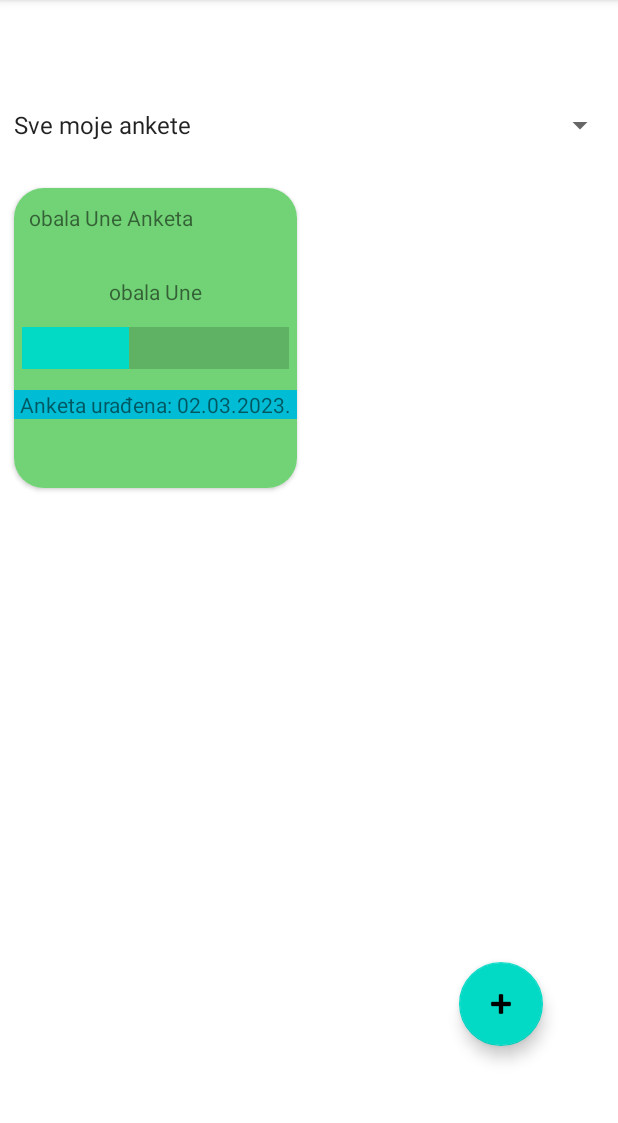
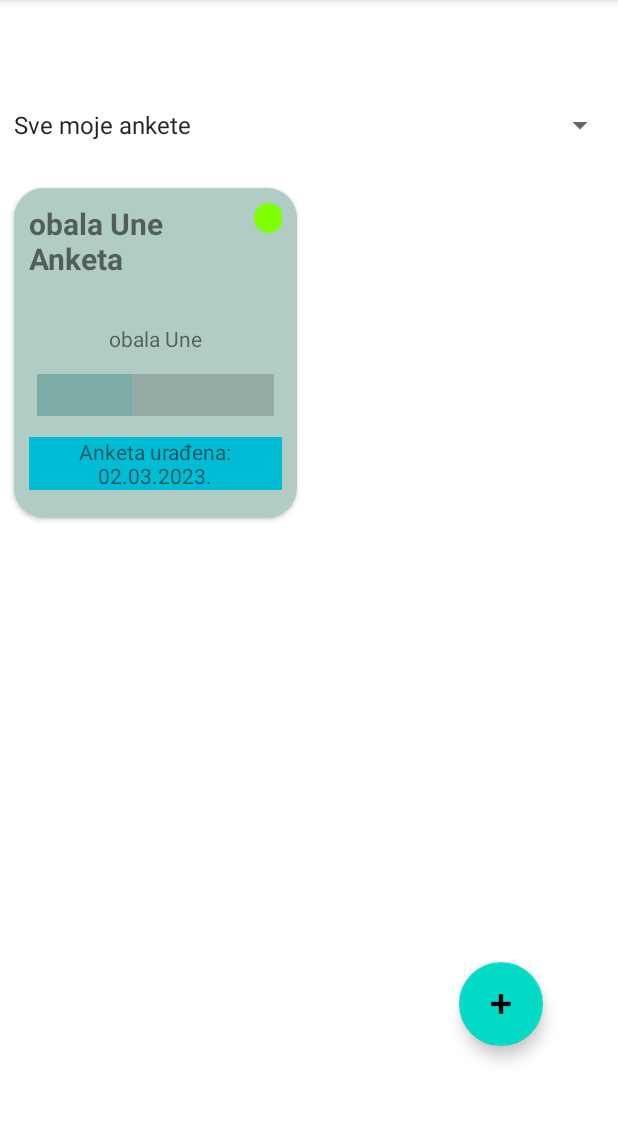
Before and after one commit to nbobic1/rma-spirala, an Android app: the screen it shows after launch (MainActivity), on a phone screen of 412 x 824 dp, the part 84-1207 px from its top. Run offline under Robolectric (Android 15) with nearby library versions, the phone set to English and light mode, and no system bars; libraries missing offline, so code that uses them is left out: java.security.acl.

Commit message:
popravka spinera i dugmeta i krugova

```diff
--- a/app/src/main/java/ba/etf/rma22/projekat/AnketaListAdapter.kt
+++ b/app/src/main/java/ba/etf/rma22/projekat/AnketaListAdapter.kt
@@ -7,6 +7,7 @@ import android.view.ViewGroup
 import android.widget.ImageView
 import android.widget.ProgressBar
 import android.widget.TextView
+import androidx.appcompat.content.res.AppCompatResources.getDrawable
 import androidx.recyclerview.widget.RecyclerView
 import ba.etf.rma22.projekat.data.models.Anketa
 import java.lang.Math.ceil
@@ -42,35 +43,26 @@ class AnketaListAdapter (private var anketaL :List<Anketa>, private val onItemCl
         {
         //plava
             holder.anketaDatum.text="Anketa urađena: "+dateFormat.format(anketaL[position].datumRada)
-            id= context.getResources()
-                .getIdentifier("plava", "drawable", context.getPackageName())
-
+            holder.anketaCircle.background= getDrawable(context,R.drawable.plava)
         }
         else if(date<anketaL[position].datumPocetak)
         {
         //zuta
             holder.anketaDatum.text="Anketa urađena: "+dateFormat.format(anketaL[position].datumPocetak)
-            context.getResources()
-                .getIdentifier("zuta", "drawable", context.getPackageName())
-
+            holder.anketaCircle.background= getDrawable(context,R.drawable.zuta)
         }
         else if(date<anketaL[position].datumKraj)
         {
         //zelena
             holder.anketaDatum.text="Anketa urađena: "+dateFormat.format(anketaL[position].datumKraj)
-            context.getResources()
-                .getIdentifier("zelena", "drawable", context.getPackageName())
-
+            holder.anketaCircle.background= getDrawable(context,R.drawable.zelena)
         }
         else
         {
-         //crvena
+            //crvena
             holder.anketaDatum.text="Anketa urađena: "+dateFormat.format(anketaL[position].datumKraj)
-            context.getResources()
-                .getIdentifier("crvena", "drawable", context.getPackageName())
+            holder.anketaCircle.background= getDrawable(context,R.drawable.crvena)
         }
-        holder.anketaCircle.setImageResource(id)
-
     }
     fun updateAnkete(anketas: List<Anketa>) {
         this.anketaL = anketas
--- a/app/src/main/java/ba/etf/rma22/projekat/Korisnik.kt
+++ b/app/src/main/java/ba/etf/rma22/projekat/Korisnik.kt
@@ -7,7 +7,7 @@ import java.io.Serializable
 import java.security.acl.Group
 
 class Korisnik :Serializable{
-    var godina:Int = 0
+    var godina:Int = -1
 
 
     var listaA:List<Anketa> = listOf()
--- a/app/src/main/java/ba/etf/rma22/projekat/MainActivity.kt
+++ b/app/src/main/java/ba/etf/rma22/projekat/MainActivity.kt
@@ -59,9 +59,6 @@ class MainActivity : AppCompatActivity() {
         super.onCreate(savedInstanceState)
         setContentView(R.layout.activity_main)
         AnketaRepository.korisnik.setG( korisnikG())
-
-        AnketaRepository.korisnik.setGod( 2022)
-        IstrazivanjaRepository.korisnik.setGod(2022)
         IstrazivanjaRepository.korisnik.setI(korisnikI())
         spiner=findViewById(R.id.filterAnketa)
         var  arr= ArrayAdapter(this, android.R.layout.simple_spinner_item,arrSpin)
--- /dev/null
+++ b/app/src/main/res/drawable-v24/crvena.xml
@@ -0,0 +1,7 @@
+<?xml version="1.0" encoding="utf-8"?>
+<shape xmlns:android="http://schemas.android.com/apk/res/android"
+    android:shape="oval">
+        <solid
+            android:color="#ff0000"/>
+
+</shape>
--- /dev/null
+++ b/app/src/main/res/drawable-v24/plava.xml
@@ -0,0 +1,7 @@
+<?xml version="1.0" encoding="utf-8"?>
+<shape xmlns:android="http://schemas.android.com/apk/res/android"
+    android:shape="oval">
+        <solid
+            android:color="#00FFFF"/>
+
+</shape>
--- /dev/null
+++ b/app/src/main/res/drawable-v24/zelena.xml
@@ -0,0 +1,7 @@
+<?xml version="1.0" encoding="utf-8"?>
+<shape xmlns:android="http://schemas.android.com/apk/res/android"
+    android:shape="oval">
+        <solid
+            android:color="#7FFF00"/>
+
+</shape>
--- /dev/null
+++ b/app/src/main/res/drawable-v24/zuta.xml
@@ -0,0 +1,7 @@
+<?xml version="1.0" encoding="utf-8"?>
+<shape xmlns:android="http://schemas.android.com/apk/res/android"
+    android:shape="oval">
+        <solid
+            android:color="#ffff00"/>
+
+</shape>
--- a/app/src/main/res/layout/layout.xml
+++ b/app/src/main/res/layout/layout.xml
@@ -3,13 +3,13 @@
     xmlns:android="http://schemas.android.com/apk/res/android"
     xmlns:app="http://schemas.android.com/apk/res-auto"
     android:layout_width="match_parent"
-    android:layout_height="200dp"
+    android:layout_height="220dp"
     android:layout_margin="8dp"
     app:cardCornerRadius="20dp">
 <LinearLayout
     android:layout_width="match_parent"
     android:layout_height="match_parent"
-    android:background="#71D375"
+    android:background="#B0CCC4"
     android:orientation="vertical"
     >
 
@@ -24,14 +24,15 @@
             android:layout_width="wrap_content"
             android:layout_height="wrap_content"
             android:layout_weight="0.9"
-            android:text="TextView" />
+            android:text="TextView"
+            android:textSize="20sp"
+            android:textStyle="bold" />
 
         <ImageView
             android:id="@+id/circle"
-            android:layout_width="wrap_content"
-            android:layout_height="wrap_content"
-            android:layout_weight="0.1"
-            app:srcCompat="@drawable/betz" />
+            android:layout_width="20dp"
+            android:layout_height="20dp"
+            android:layout_weight="0.1" />
     </LinearLayout>
 
     <TextView
@@ -47,9 +48,10 @@
         style="?android:attr/progressBarStyleHorizontal"
         android:layout_width="match_parent"
         android:layout_height="wrap_content"
-        android:layout_marginHorizontal="5dp"
+        android:layout_marginHorizontal="15dp"
         android:layout_marginBottom="20dp"
         android:progress="50"
+        android:progressTint="#7CACA5"
         android:scaleY="7"
         android:scrollbarSize="4dp" />
 
@@ -57,6 +59,7 @@
         android:id="@+id/date1"
         android:layout_width="match_parent"
         android:layout_height="wrap_content"
+        android:layout_marginHorizontal="10dp"
         android:background="#00BCD4"
         android:text="TextView"
         android:textAlignment="center" />
```
Also changed, not shown: app/src/main/java/ba/etf/rma22/projekat/UpisIstrazivanje.kt (+16 -3 lines), app/src/main/res/drawable/bona.png (added).
